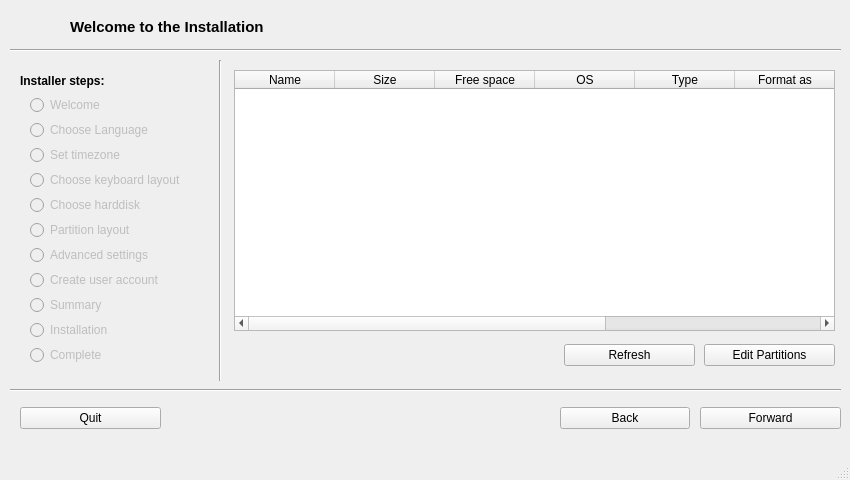
Above: src/usr/share/bbqlinux-installer/qt_interface.ui from bbqlinux/bbqlinux-installer before the change. Below: the same form after it.
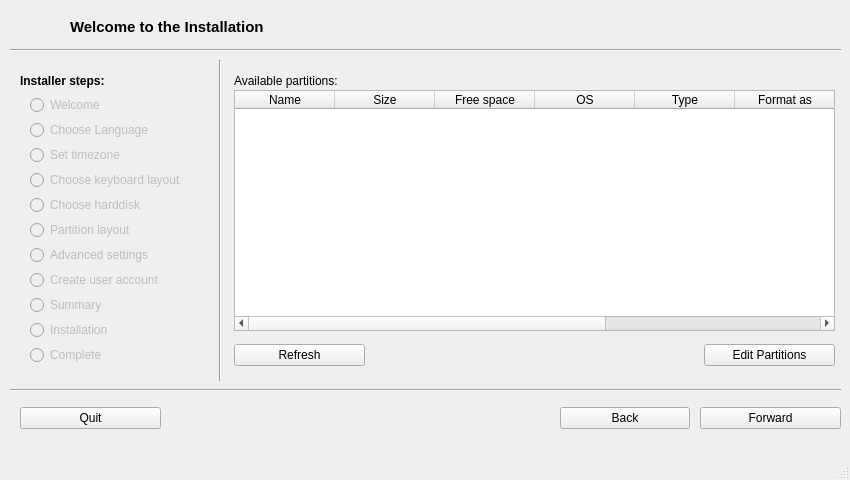
That is the form after the change. The open tabs and pages were chosen to show the change. Icons and pictures are not drawn.

The edit to the form file:
```diff
--- a/src/usr/share/bbqlinux-installer/qt_interface.ui
+++ b/src/usr/share/bbqlinux-installer/qt_interface.ui
@@ -315,9 +315,9 @@
          <property name="geometry">
           <rect>
            <x>10</x>
-           <y>10</y>
+           <y>30</y>
            <width>601</width>
-           <height>261</height>
+           <height>241</height>
           </rect>
          </property>
          <property name="editTriggers">
@@ -437,7 +437,7 @@
         <widget class="QWidget" name="horizontalLayoutWidget_7">
          <property name="geometry">
           <rect>
-           <x>340</x>
+           <x>10</x>
            <y>280</y>
            <width>131</width>
            <height>31</height>
@@ -453,6 +453,31 @@
           </item>
          </layout>
         </widget>
+        <widget class="QWidget" name="verticalLayoutWidget_38">
+         <property name="geometry">
+          <rect>
+           <x>10</x>
+           <y>10</y>
+           <width>271</width>
+           <height>21</height>
+          </rect>
+         </property>
+         <layout class="QVBoxLayout" name="verticalLayout_38">
+          <item>
+           <widget class="QLabel" name="label_21">
+            <property name="font">
+             <font>
+              <weight>50</weight>
+              <bold>false</bold>
+             </font>
+            </property>
+            <property name="text">
+             <string>Available partitions:</string>
+            </property>
+           </widget>
+          </item>
+         </layout>
+        </widget>
        </widget>
        <widget class="QWidget" name="advancedPage">
         <widget class="QWidget" name="verticalLayoutWidget_15">
```
Left out of the diff: 12 changed lines with no effect on the pictures.
